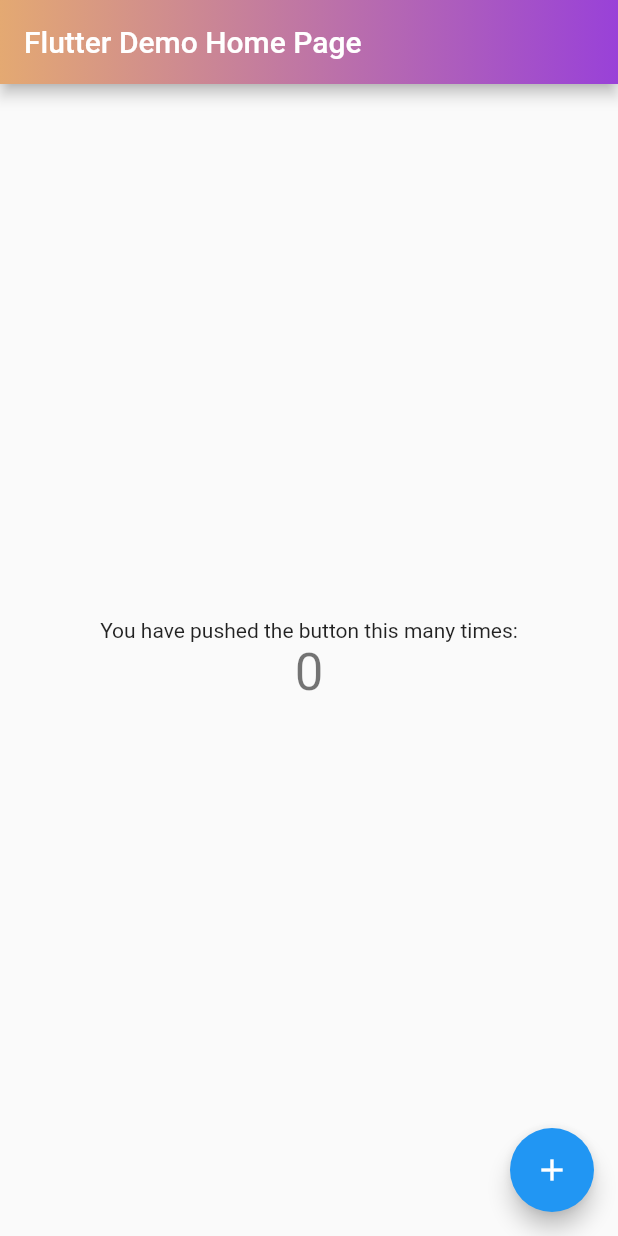
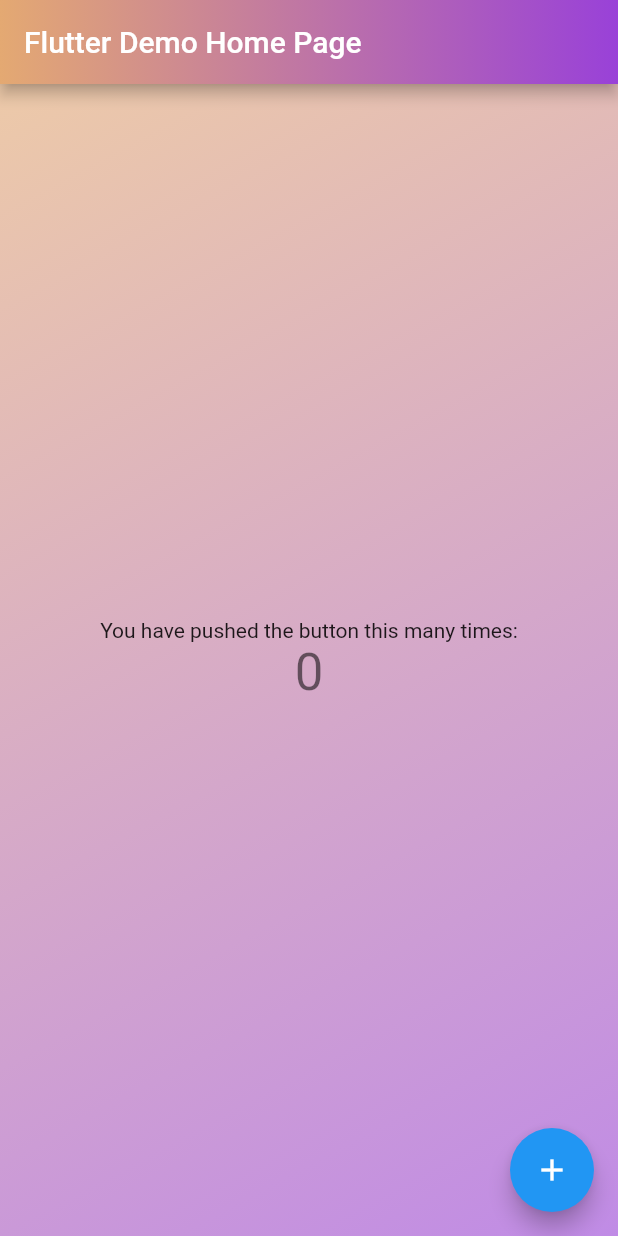
Before and after one commit to azukisiromochi/gradient_sample, a Flutter app: the screen it shows after launch, on a phone screen of 412 x 824 dp. Run offline on Flutter 3.47's test engine with Material 2 defaults, Android fonts, the phone set to English and light mode, and no system bars; our stand-ins replace gradient_app_bar.

Commit message:
Update: body をグラデーション 🌈

```diff
--- a/lib/main.dart
+++ b/lib/main.dart
@@ -74,7 +74,24 @@ class _MyHomePageState extends State<MyHomePage> {
         backgroundColorStart: const Color(0xffe4a972),
         backgroundColorEnd: const Color(0xff9941d8),
       ),
-      body: Center(
+      body: Container(
+        height: double.infinity,
+        width: double.infinity,
+        decoration: BoxDecoration(
+          gradient: LinearGradient(
+            begin: FractionalOffset.topLeft,
+            end: FractionalOffset.bottomRight,
+            colors: [
+              const Color(0xffe4a972).withOpacity(0.6),
+              const Color(0xff9941d8).withOpacity(0.6),
+            ],
+            stops: const [
+              0.0,
+              1.0,
+            ],
+          ),
+        ),
+        child: Center(
           // Center is a layout widget. It takes a single child and positions it
           // in the middle of the parent.
           child: Column(
@@ -104,6 +121,7 @@ class _MyHomePageState extends State<MyHomePage> {
             ],
           ),
         ),
+      ),
       floatingActionButton: FloatingActionButton(
         onPressed: _incrementCounter,
         tooltip: 'Increment',
```
Lines whose indentation alone changed are shown as unchanged.
